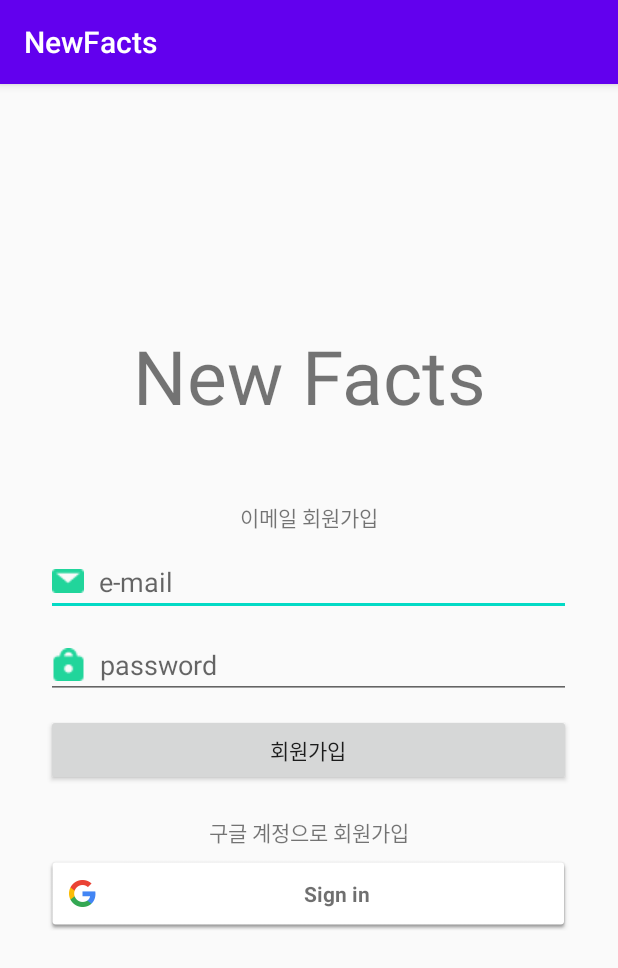
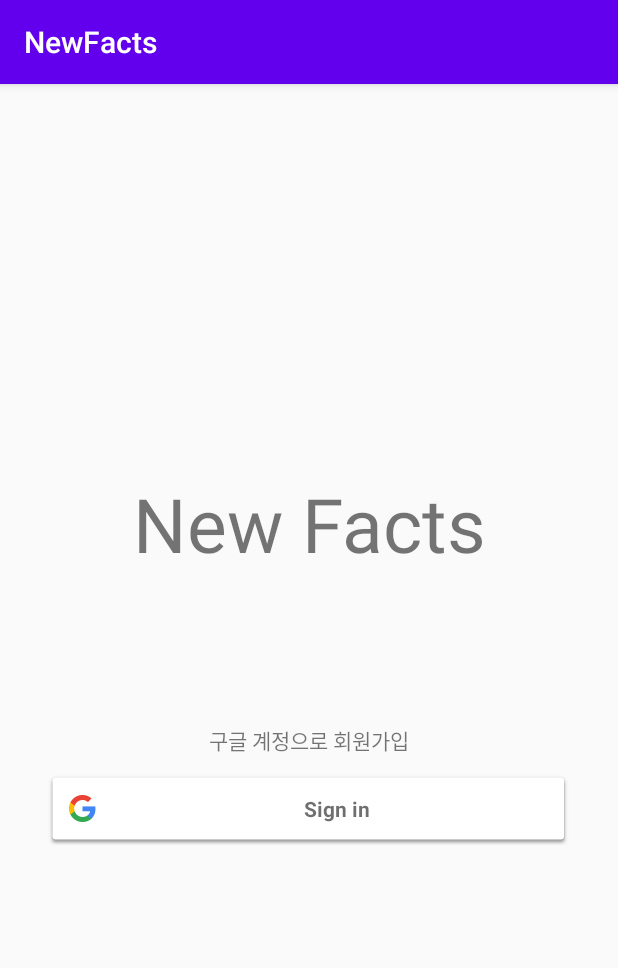
Before and after one commit to minjeongnew/firebase_android_study, an Android app: the LoginActivity screen opened directly, with no data from a screen before it, on a phone screen of 412 x 824 dp. Shown: the top 968 px of the screen. Run offline under Robolectric (Android 15) with nearby library versions, the phone set to English and light mode, and no system bars; our stand-ins replace Firebase (no records; nobody signed in at launch, a user with empty details on screens opened directly).

Commit message:
update login - delete emailLogin

```diff
--- a/app/src/main/java/com/newfact/newfacts/LoginActivity.java
+++ b/app/src/main/java/com/newfact/newfacts/LoginActivity.java
@@ -38,11 +38,11 @@ public class LoginActivity extends AppCompatActivity implements GoogleApiClient.
     SignInButton google_login_button;
     private GoogleSignInClient mGoogleSignInClient;
     // private ActivityGoogleBinding mBinding;
-
-//    EditText nickname_editText;
-    EditText email_editText;
-    EditText password_editText;
-    Button signIn_button;
+//
+////    EditText nickname_editText;
+//    EditText email_editText;
+//    EditText password_editText;
+//    Button signIn_button;
 
     @Override
     protected void onCreate(Bundle savedInstanceState) {
@@ -51,18 +51,17 @@ public class LoginActivity extends AppCompatActivity implements GoogleApiClient.
 //        requestWindowFeature(Window.FEATURE_NO_TITLE);
         mAuth = FirebaseAuth.getInstance();
 
-//        nickname_editText = (EditText)findViewById(R.id.editTextNickNname);
-        email_editText = (EditText)findViewById(R.id.editTextTextEmailAddress);
-        password_editText = (EditText)findViewById(R.id.editTextTextPassword);
-        signIn_button = (Button)findViewById(R.id.buttonEmailSignIn);
-
-        signIn_button.setOnClickListener(new View.OnClickListener() {
-            @Override
-            public void onClick(View v) {
+//        email_editText = (EditText)findViewById(R.id.editTextTextEmailAddress);
+//        password_editText = (EditText)findViewById(R.id.editTextTextPassword);
+//        signIn_button = (Button)findViewById(R.id.buttonEmailSignIn);
 //
-                createUser(email_editText.getText().toString(), password_editText.getText().toString());
-            }
-        });
+//        signIn_button.setOnClickListener(new View.OnClickListener() {
+//            @Override
+//            public void onClick(View v) {
+////
+//                createUser(email_editText.getText().toString(), password_editText.getText().toString());
+//            }
+//        });
 
         // Configure Google Sign In
         GoogleSignInOptions gso = new GoogleSignInOptions.Builder(GoogleSignInOptions.DEFAULT_SIGN_IN)
--- a/app/src/main/res/layout/activity_login.xml
+++ b/app/src/main/res/layout/activity_login.xml
@@ -5,79 +5,30 @@
     android:orientation="vertical"
     android:layout_width="match_parent"
     android:layout_height="match_parent"
+android:gravity="center"
     tools:context=".LoginActivity">
 
     <TextView
+
         android:id="@+id/textViewAppTitle"
         android:layout_width="match_parent"
         android:layout_height="wrap_content"
-        android:layout_above="@id/textView"
+        android:gravity="center"
         android:text="New Facts"
-        android:gravity="center"
-        android:textSize="50dp"/>
-
-
-    <TextView
-        android:layout_marginTop="50dp"
-        android:id="@+id/textView"
-        android:layout_centerHorizontal="true"
-        android:layout_above="@+id/login_linear_layout"
-
-        android:layout_width="wrap_content"
-        android:layout_height="wrap_content"
-        android:text="이메일 회원가입" />
-    <LinearLayout
-        android:id="@+id/login_linear_layout"
-        android:layout_width="match_parent"
-        android:layout_height="wrap_content"
-        android:layout_centerInParent="true"
-        android:gravity="center"
-        android:orientation="vertical">
-
-
-        <EditText
-            android:id="@+id/editTextTextEmailAddress"
-            android:drawableLeft="@drawable/mail"
-            android:drawablePadding="10dp"
-            android:layout_marginTop="10dp"
-            android:layout_width="350dp"
-            android:layout_height="wrap_content"
-            android:layout_centerHorizontal="true"
-            android:layout_above="@+id/editTextTextPassword"
-            android:ems="10"
-            android:hint="e-mail"
-            android:inputType="textEmailAddress" />
-
-        <EditText
-            android:id="@+id/editTextTextPassword"
-            android:drawableLeft="@drawable/lock"
-            android:drawablePadding="10dp"
-            android:layout_marginTop="10dp"
-            android:layout_width="350dp"
-            android:layout_height="wrap_content"
-            android:layout_centerInParent="true"
-            android:ems="10"
-            android:hint="password"
-            android:inputType="textPassword" />
-
-        <Button
-            android:id="@+id/buttonEmailSignIn"
-            android:layout_marginTop="10dp"
-            android:layout_width="350dp"
-            android:layout_height="wrap_content"
-            android:text="회원가입" />
-
-    </LinearLayout>
+        android:textSize="50dp" />
 
 
     <LinearLayout
-        android:layout_below="@id/login_linear_layout"
+        android:layout_marginTop="100dp"
+        android:layout_below="@id/textViewAppTitle"
+        android:layout_gravity="center"
+        android:id="@+id/google_login_layout"
         android:layout_width="match_parent"
-        android:layout_height="match_parent"
+        android:layout_height="wrap_content"
         android:orientation="vertical">
 
         <TextView
-            android:layout_marginTop="20dp"
+
             android:id="@+id/textView2"
             android:layout_width="wrap_content"
             android:layout_height="wrap_content"
@@ -89,10 +40,65 @@
             android:layout_width="350dp"
             android:layout_height="50dp"
             android:layout_gravity="center"
-            android:layout_marginTop="5dp">
+            android:layout_marginTop="10dp">
 
         </com.google.android.gms.common.SignInButton>
     </LinearLayout>
 
+<!--    <TextView-->
+<!--        android:layout_marginTop="50dp"-->
+<!--        android:id="@+id/textView"-->
+<!--        android:layout_centerHorizontal="true"-->
+<!--        android:layout_above="@+id/login_linear_layout"-->
+
+<!--        android:layout_width="wrap_content"-->
+<!--        android:layout_height="wrap_content"-->
+<!--        android:text="이메일 회원가입" />-->
+<!--    <LinearLayout-->
+<!--        android:id="@+id/login_linear_layout"-->
+<!--        android:layout_width="match_parent"-->
+<!--        android:layout_height="wrap_content"-->
+<!--        android:layout_centerInParent="true"-->
+<!--        android:gravity="center"-->
+<!--        android:orientation="vertical">-->
+
+
+<!--        <EditText-->
+<!--            android:id="@+id/editTextTextEmailAddress"-->
+<!--            android:drawableLeft="@drawable/mail"-->
+<!--            android:drawablePadding="10dp"-->
+<!--            android:layout_marginTop="10dp"-->
+<!--            android:layout_width="350dp"-->
+<!--            android:layout_height="wrap_content"-->
+<!--            android:layout_centerHorizontal="true"-->
+<!--            android:layout_above="@+id/editTextTextPassword"-->
+<!--            android:ems="10"-->
+<!--            android:hint="e-mail"-->
+<!--            android:inputType="textEmailAddress" />-->
+
+<!--        <EditText-->
+<!--            android:id="@+id/editTextTextPassword"-->
+<!--            android:drawableLeft="@drawable/lock"-->
+<!--            android:drawablePadding="10dp"-->
+<!--            android:layout_marginTop="10dp"-->
+<!--            android:layout_width="350dp"-->
+<!--            android:layout_height="wrap_content"-->
+<!--            android:layout_centerInParent="true"-->
+<!--            android:ems="10"-->
+<!--            android:hint="password"-->
+<!--            android:inputType="textPassword" />-->
+
+<!--        <Button-->
+<!--            android:id="@+id/buttonEmailSignIn"-->
+<!--            android:layout_marginTop="10dp"-->
+<!--            android:layout_width="350dp"-->
+<!--            android:layout_height="wrap_content"-->
+<!--            android:text="회원가입" />-->
+
+<!--    </LinearLayout>-->
+
+
+
+
 
 </RelativeLayout>
```
